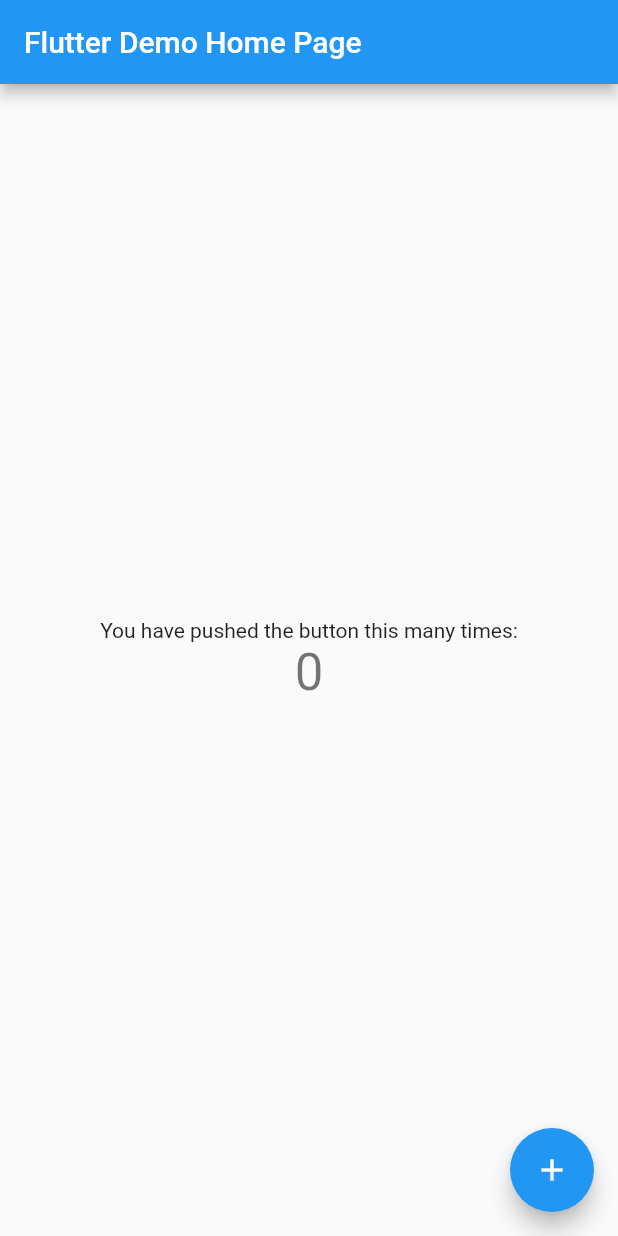
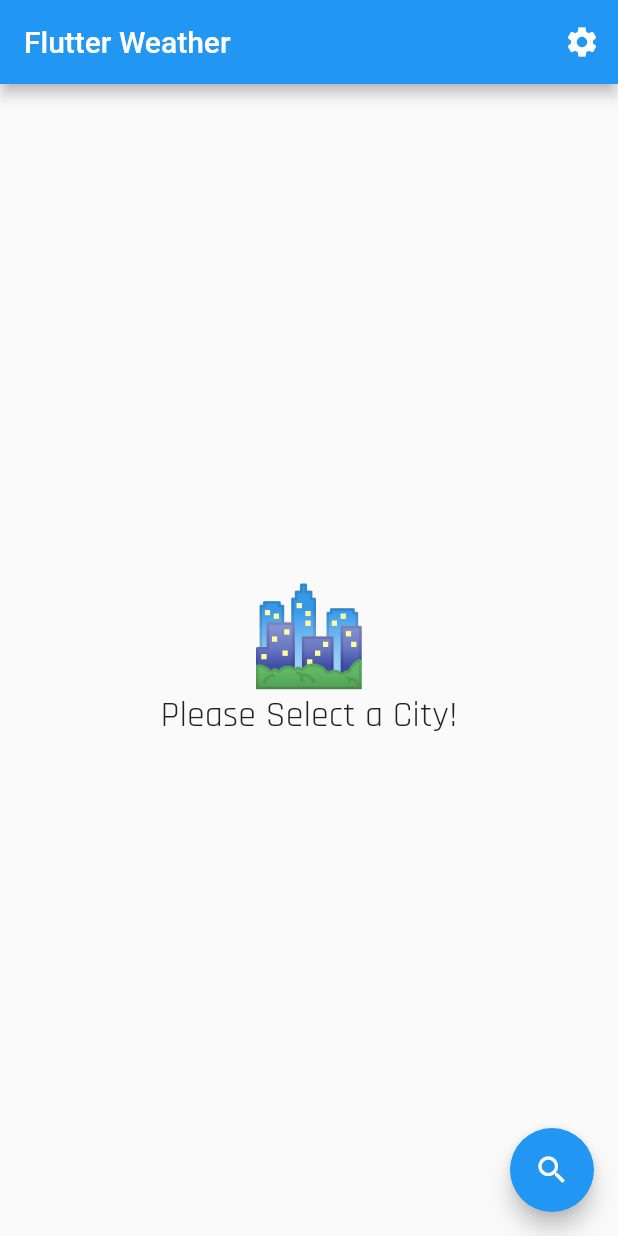
Before and after one commit to Shakir717/Weather, a Flutter app: the screen it shows after launch, on a phone screen of 412 x 824 dp. Run offline on Flutter 3.47's test engine with Material 2 defaults, Android fonts, the phone set to English and light mode, and no system bars; our stand-ins replace bloc, equatable, flutter_bloc, google_fonts, hydrated_bloc; generated files the repository leaves out were written again.

Commit message:
add views

```diff
--- /dev/null
+++ b/lib/app.dart
@@ -0,0 +1,49 @@
+import 'package:flutter/material.dart';
+import 'package:flutter_bloc/flutter_bloc.dart';
+import 'package:google_fonts/google_fonts.dart';
+import 'package:weather/theme/cubit/theme_cubit.dart';
+import 'package:weather/weather/weather_page.dart';
+import 'package:weather_repository/weather_repository.dart';
+
+class WeatherApp extends StatelessWidget {
+  const WeatherApp({super.key, required WeatherRepository weatherRepository})
+      : _weatherRepository = weatherRepository;
+
+  final WeatherRepository _weatherRepository;
+
+  @override
+  Widget build(BuildContext context) {
+    return RepositoryProvider.value(
+      value: _weatherRepository,
+      child: BlocProvider(
+        create: (_) => ThemeCubit(),
+        child: const WeatherAppView(),
+      ),
+    );
+  }
+}
+
+class WeatherAppView extends StatelessWidget {
+  const WeatherAppView({super.key});
+
+  @override
+  Widget build(BuildContext context) {
+    final textTheme = Theme.of(context).textTheme;
+    return BlocBuilder<ThemeCubit, Color>(
+      builder: (context, color) {
+        return MaterialApp(
+          theme: ThemeData(
+            primaryColor: color,
+            textTheme: GoogleFonts.rajdhaniTextTheme(),
+            appBarTheme: AppBarTheme(
+              titleTextStyle: GoogleFonts.aBeeZeeTextTheme(textTheme)
+                  .apply(bodyColor: Colors.white)
+                  .headline6,
+            ),
+          ),
+          home: const WeatherPage(),
+        );
+      },
+    );
+  }
+}
--- a/lib/main.dart
+++ b/lib/main.dart
@@ -1,115 +1,20 @@
+import 'package:flutter/foundation.dart';
 import 'package:flutter/material.dart';
+import 'package:weather/app.dart';
+import 'package:weather/weather_bloc_observer.dart';
+import 'package:hydrated_bloc/hydrated_bloc.dart';
+import 'package:path_provider/path_provider.dart';
+import 'package:weather_repository/weather_repository.dart';
 
-void main() {
-  runApp(const MyApp());
+import 'app.dart';
+
+void main() async {
+  WidgetsFlutterBinding.ensureInitialized();
+  Bloc.observer = WeatherBlocObserver();
+  HydratedBloc.storage = await HydratedStorage.build(
+    storageDirectory: kIsWeb
+        ? HydratedStorage.webStorageDirectory
+        : await getTemporaryDirectory(),
+  );
+  runApp(WeatherApp(weatherRepository: WeatherRepository()));
 }
-
-class MyApp extends StatelessWidget {
-  const MyApp({Key? key}) : super(key: key);
-
-  // This widget is the root of your application.
-  @override
-  Widget build(BuildContext context) {
-    return MaterialApp(
-      title: 'Flutter Demo',
-      theme: ThemeData(
-        // This is the theme of your application.
-        //
-        // Try running your application with "flutter run". You'll see the
-        // application has a blue toolbar. Then, without quitting the app, try
-        // changing the primarySwatch below to Colors.green and then invoke
-        // "hot reload" (press "r" in the console where you ran "flutter run",
-        // or simply save your changes to "hot reload" in a Flutter IDE).
-        // Notice that the counter didn't reset back to zero; the application
-        // is not restarted.
-        primarySwatch: Colors.blue,
-      ),
-      home: const MyHomePage(title: 'Flutter Demo Home Page'),
-    );
-  }
-}
-
-class MyHomePage extends StatefulWidget {
-  const MyHomePage({Key? key, required this.title}) : super(key: key);
-
-  // This widget is the home page of your application. It is stateful, meaning
-  // that it has a State object (defined below) that contains fields that affect
-  // how it looks.
-
-  // This class is the configuration for the state. It holds the values (in this
-  // case the title) provided by the parent (in this case the App widget) and
-  // used by the build method of the State. Fields in a Widget subclass are
-  // always marked "final".
-
-  final String title;
-
-  @override
-  State<MyHomePage> createState() => _MyHomePageState();
-}
-
-class _MyHomePageState extends State<MyHomePage> {
-  int _counter = 0;
-
-  void _incrementCounter() {
-    setState(() {
-      // This call to setState tells the Flutter framework that something has
-      // changed in this State, which causes it to rerun the build method below
-      // so that the display can reflect the updated values. If we changed
-      // _counter without calling setState(), then the build method would not be
-      // called again, and so nothing would appear to happen.
-      _counter++;
-    });
-  }
-
-  @override
-  Widget build(BuildContext context) {
-    // This method is rerun every time setState is called, for instance as done
-    // by the _incrementCounter method above.
-    //
-    // The Flutter framework has been optimized to make rerunning build methods
-    // fast, so that you can just rebuild anything that needs updating rather
-    // than having to individually change instances of widgets.
-    return Scaffold(
-      appBar: AppBar(
-        // Here we take the value from the MyHomePage object that was created by
-        // the App.build method, and use it to set our appbar title.
-        title: Text(widget.title),
-      ),
-      body: Center(
-        // Center is a layout widget. It takes a single child and positions it
-        // in the middle of the parent.
-        child: Column(
-          // Column is also a layout widget. It takes a list of children and
-          // arranges them vertically. By default, it sizes itself to fit its
-          // children horizontally, and tries to be as tall as its parent.
-          //
-          // Invoke "debug painting" (press "p" in the console, choose the
-          // "Toggle Debug Paint" action from the Flutter Inspector in Android
-          // Studio, or the "Toggle Debug Paint" command in Visual Studio Code)
-          // to see the wireframe for each widget.
-          //
-          // Column has various properties to control how it sizes itself and
-          // how it positions its children. Here we use mainAxisAlignment to
-          // center the children vertically; the main axis here is the vertical
-          // axis because Columns are vertical (the cross axis would be
-          // horizontal).
-          mainAxisAlignment: MainAxisAlignment.center,
-          children: <Widget>[
-            const Text(
-              'You have pushed the button this many times:',
-            ),
-            Text(
-              '$_counter',
-              style: Theme.of(context).textTheme.headline4,
-            ),
-          ],
-        ),
-      ),
-      floatingActionButton: FloatingActionButton(
-        onPressed: _incrementCounter,
-        tooltip: 'Increment',
-        child: const Icon(Icons.add),
-      ), // This trailing comma makes auto-formatting nicer for build methods.
-    );
-  }
-}
--- a/lib/weather/cubit/weather_cubit.dart
+++ b/lib/weather/cubit/weather_cubit.dart
@@ -42,6 +42,7 @@ class WeatherCubit extends HydratedCubit<WeatherState> {
   Future<void> refreshWeather() async {
     if (!state.status.isSuccess) return;
     if (state.weather == Weather.empty) return;
+
     try {
       final weather = Weather.fromRepository(
         await _weatherRepository.getWeather(state.weather.location),
--- /dev/null
+++ b/lib/weather/weather.dart
@@ -0,0 +1,4 @@
+export 'weather_empty.dart';
+export 'weather_error.dart';
+export 'weather_loading.dart';
+export 'weather_populated.dart';
--- /dev/null
+++ b/lib/weather/weather_empty.dart
@@ -0,0 +1,20 @@
+import 'package:flutter/material.dart';
+
+class WeatherEmpty extends StatelessWidget {
+  const WeatherEmpty({super.key});
+
+  @override
+  Widget build(BuildContext context) {
+    final theme = Theme.of(context);
+    return Column(
+      mainAxisSize: MainAxisSize.min,
+      children: [
+        const Text('🏙️', style: TextStyle(fontSize: 64)),
+        Text(
+          'Please Select a City!',
+          style: theme.textTheme.headline5,
+        ),
+      ],
+    );
+  }
+}
--- /dev/null
+++ b/lib/weather/weather_page.dart
@@ -0,0 +1,89 @@
+import 'package:flutter/material.dart';
+import 'package:flutter_bloc/flutter_bloc.dart';
+import 'package:weather/weather/weather_empty.dart';
+import 'package:weather/weather/weather_error.dart';
+import 'package:weather/weather/weather_loading.dart';
+import 'package:weather/weather/weather_populated.dart';
+import 'package:weather_repository/weather_repository.dart';
+import '../search/search_page.dart';
+import '../settings/settings_page.dart';
+import '../theme/cubit/theme_cubit.dart';
+import 'cubit/weather_cubit.dart';
+
+class WeatherPage extends StatelessWidget {
+  const WeatherPage({super.key});
+
+  @override
+  Widget build(BuildContext context) {
+    return BlocProvider(
+      create: (context) => WeatherCubit(context.read<WeatherRepository>()),
+      child: const WeatherView(),
+    );
+  }
+
+}
+
+class WeatherView extends StatefulWidget {
+  const WeatherView({super.key});
+
+  @override
+  State<WeatherView> createState() => _WeatherViewState();
+}
+
+class _WeatherViewState extends State<WeatherView> {
+  @override
+  Widget build(BuildContext context) {
+    return Scaffold(
+      appBar: AppBar(
+        title: const Text('Flutter Weather'),
+        actions: [
+          IconButton(
+            icon: const Icon(Icons.settings),
+            onPressed: () {
+              Navigator.of(context).push<void>(
+                SettingsPage.route(
+                  context.read<WeatherCubit>(),
+                ),
+              );
+            },
+          ),
+        ],
+      ),
+      body: Center(
+        child: BlocConsumer<WeatherCubit, WeatherState>(
+          listener: (context, state) {
+            if (state.status.isSuccess) {
+              context.read<ThemeCubit>().updateTheme(state.weather);
+            }
+          },
+          builder: (context, state) {
+            switch (state.status) {
+              case WeatherStatus.initial:
+                return const WeatherEmpty();
+              case WeatherStatus.loading:
+                return const WeatherLoading();
+              case WeatherStatus.success:
+                return WeatherPopulated(
+                  weather: state.weather,
+                  units: state.temperatureUnits,
+                  onRefresh: () {
+                    return context.read<WeatherCubit>().refreshWeather();
+                  },
+                );
+              case WeatherStatus.failure:
+                return const WeatherError();
+            }
+          },
+        ),
+      ),
+      floatingActionButton: FloatingActionButton(
+        child: const Icon(Icons.search, semanticLabel: 'Search'),
+        onPressed: () async {
+          final city = await Navigator.of(context).push(SearchPage.route());
+          if (!mounted) return;
+          await context.read<WeatherCubit>().fetchWeather(city);
+        },
+      ),
+    );
+  }
+}
--- a/pubspec.yaml
+++ b/pubspec.yaml
@@ -39,13 +39,10 @@ dependencies:
     path: packages/weather_repository
 
 dev_dependencies:
-  bloc_test: ^9.1.0
   build_runner: ^2.0.0
   flutter_test:
     sdk: flutter
   json_serializable: ^6.0.0
-  mocktail: ^0.3.0
-  very_good_analysis: ^3.0.2
 
 # For information on the generic Dart part of this file, see the
 # following page: https://dart.dev/tools/pub/pubspec
```
Also changed, not shown: lib/search/search_page.dart (added, +52 -0 lines), lib/settings/settings_page.dart (added, +45 -0 lines), lib/weather/weather_error.dart (added, +20 -0 lines), lib/weather/weather_loading.dart (added, +24 -0 lines), lib/weather/weather_populated.dart (added, +135 -0 lines), lib/weather_bloc_observer.dart (added, +32 -0 lines).
